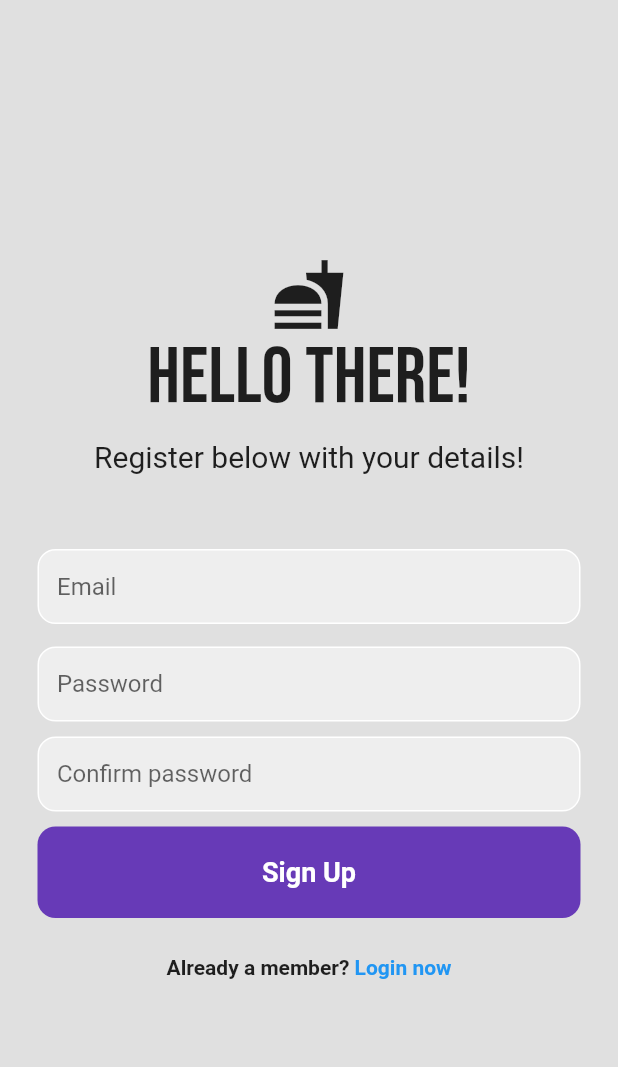
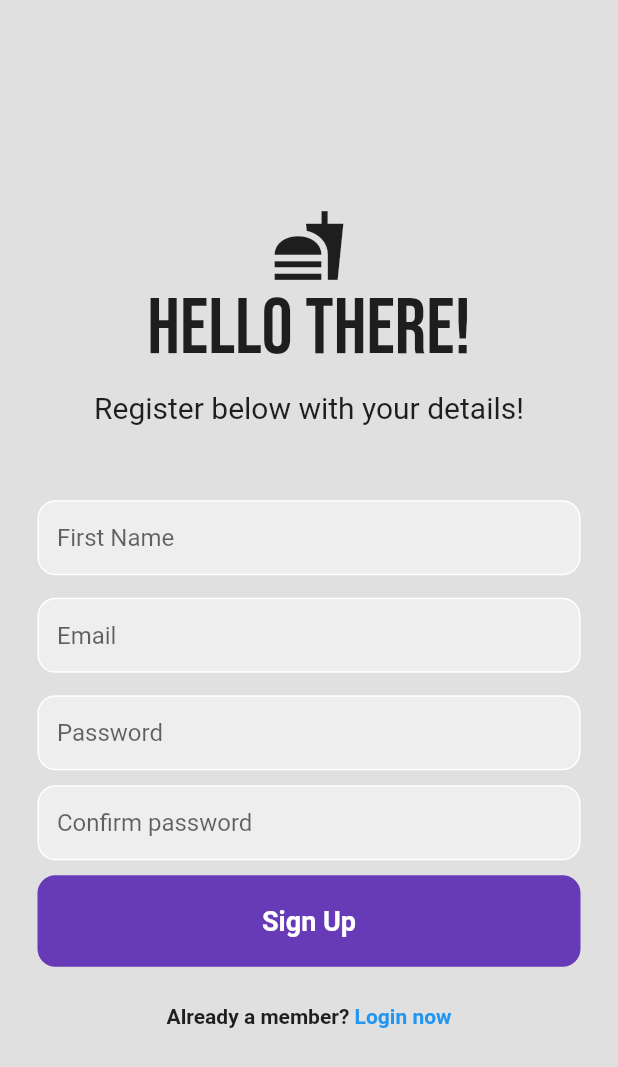
Before and after one commit to starig/starig-flutter-auth, a Flutter app: the RegisterPage screen opened directly with empty values, after a tap on "Sign Up", on a phone screen of 412 x 824 dp. Shown: the top 1067 px of the screen. Run offline on Flutter 3.47's test engine with Material 2 defaults, Android fonts, the phone set to English and light mode, and no system bars; our stand-ins replace cloud_firestore, firebase_auth, firebase_core, google_fonts; accounts and stored records are empty; network calls fail.

```diff
--- a/lib/pages/register_page.dart
+++ b/lib/pages/register_page.dart
@@ -1,5 +1,6 @@
 // ignore_for_file: prefer_const_constructors
 
+import 'package:cloud_firestore/cloud_firestore.dart';
 import 'package:firebase_auth/firebase_auth.dart';
 import 'package:flutter/material.dart';
 import 'package:google_fonts/google_fonts.dart';
@@ -17,7 +18,8 @@ class _RegisterPageState extends State<RegisterPage> {
   // text controllers
   final _emailController = TextEditingController();
   final _passwordController = TextEditingController();
-  final _confirmPasswordControlller = TextEditingController();
+  final _confirmPasswordController = TextEditingController();
+  final _firstnameController = TextEditingController();
 
   @override
   void dispose() {
@@ -28,15 +30,26 @@ class _RegisterPageState extends State<RegisterPage> {
 
   Future sighUp() async {
     if (passwordConfirmed()) {
+      // authenticate user
       await FirebaseAuth.instance.createUserWithEmailAndPassword(
         email: _emailController.text.trim(),
         password: _passwordController.text.trim(),
       );
+
+      // add user details
+      addUserDetails(_firstnameController.text.trim());
     }
   }
 
+  Future addUserDetails(String firstname) async {
+    FirebaseFirestore.instance.collection('users').add({
+      'first name': firstname
+    }).then((value) => print('user added')).catchError((e) => print(e));
+  }
+
   bool passwordConfirmed() {
-    if (_passwordController.text.trim() == _confirmPasswordControlller.text.trim()) {
+    if (_passwordController.text.trim() ==
+        _confirmPasswordController.text.trim()) {
       return true;
     } else {
       return false;
@@ -71,6 +84,29 @@ class _RegisterPageState extends State<RegisterPage> {
                   // Hello again
                   SizedBox(
                     height: 50,
+                  ),
+                  Padding(
+                    padding: const EdgeInsets.symmetric(horizontal: 25.0),
+                    child: Container(
+                      decoration: BoxDecoration(
+                        color: Colors.grey[200],
+                        border: Border.all(color: Colors.white),
+                        borderRadius: BorderRadius.circular(12),
+                      ),
+                      child: Padding(
+                        padding: const EdgeInsets.symmetric(horizontal: 12.0),
+                        child: TextField(
+                          controller: _firstnameController,
+                          decoration: InputDecoration(
+                            border: InputBorder.none,
+                            hintText: 'First Name',
+                          ),
+                        ),
+                      ),
+                    ),
+                  ),
+                  SizedBox(
+                    height: 15,
                   ),
                   Padding(
                     padding: const EdgeInsets.symmetric(horizontal: 25.0),
@@ -131,7 +167,7 @@ class _RegisterPageState extends State<RegisterPage> {
                       child: Padding(
                         padding: const EdgeInsets.symmetric(horizontal: 12.0),
                         child: TextField(
-                          controller: _confirmPasswordControlller,
+                          controller: _confirmPasswordController,
                           obscureText: true,
                           decoration: InputDecoration(
                             border: InputBorder.none,
--- a/pubspec.yaml
+++ b/pubspec.yaml
@@ -38,6 +38,7 @@ dependencies:
   cupertino_icons: ^1.0.2
   google_fonts:
   firebase_auth:
+  cloud_firestore: ^4.0.4
 
 dev_dependencies:
   flutter_test:
```
Also changed, not shown: pubspec.lock, 2 other files. Lines whose indentation alone changed are shown as unchanged.
